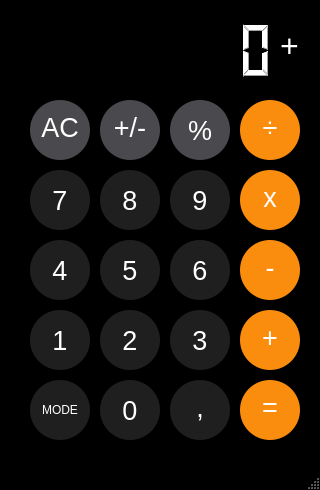
jackon274/PO, file Kalkulator_QT/mainwindow.ui: the form before one commit.
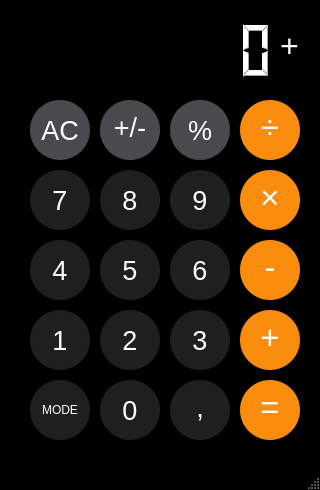
The form after the commit. Icons and pictures are not drawn.

Diff of the .ui file:
```diff
--- a/Kalkulator_QT/mainwindow.ui
+++ b/Kalkulator_QT/mainwindow.ui
@@ -81,7 +81,7 @@
 border:none;
 background-color: rgb(251, 141, 14);
 color: rgb(255, 255, 255);
-font:20pt;
+font:25pt;
 border-radius: 30px;
 padding-top: -5px;
 }
@@ -152,7 +152,7 @@
 border:none;
 background-color: rgb(251, 141, 14);
 color: rgb(255, 255, 255);
-font:20pt;
+font:25pt;
 border-radius: 30px;
 padding-top: -5px;
 }
@@ -185,7 +185,7 @@
 border:none;
 background-color: rgb(251, 141, 14);
 color: rgb(255, 255, 255);
-font:20pt;
+font:25pt;
 border-radius: 30px;
 padding-top: -5px;
 }
@@ -266,6 +266,12 @@
      </item>
      <item row="1" column="4">
       <widget class="QPushButton" name="btn_multiply">
+       <property name="sizePolicy">
+        <sizepolicy hsizetype="Preferred" vsizetype="Preferred">
+         <horstretch>0</horstretch>
+         <verstretch>0</verstretch>
+        </sizepolicy>
+       </property>
        <property name="minimumSize">
         <size>
          <width>60</width>
@@ -283,7 +289,7 @@
 border:none;
 background-color: rgb(251, 141, 14);
 color: rgb(255, 255, 255);
-font:20pt;
+font:25pt;
 border-radius: 30px;
 padding-top: -5px;
 }
@@ -293,7 +299,7 @@
 }</string>
        </property>
        <property name="text">
-        <string>x</string>
+        <string>×</string>
        </property>
       </widget>
      </item>
@@ -430,7 +436,6 @@
 color: rgb(255, 255, 255);
 font:20pt;
 border-radius: 30px;
-padding-top: -5px;
 }
 
 QPushButton:hover {
@@ -522,7 +527,7 @@
        </property>
        <property name="font">
         <font>
-         <pointsize>20</pointsize>
+         <pointsize>25</pointsize>
          <italic>false</italic>
          <bold>false</bold>
         </font>
@@ -532,7 +537,7 @@
 border:none;
 background-color: rgb(251, 141, 14);
 color: rgb(255, 255, 255);
-font:20pt;
+font:25pt;
 border-radius: 30px;
 padding-top: -5px;
 }
```
